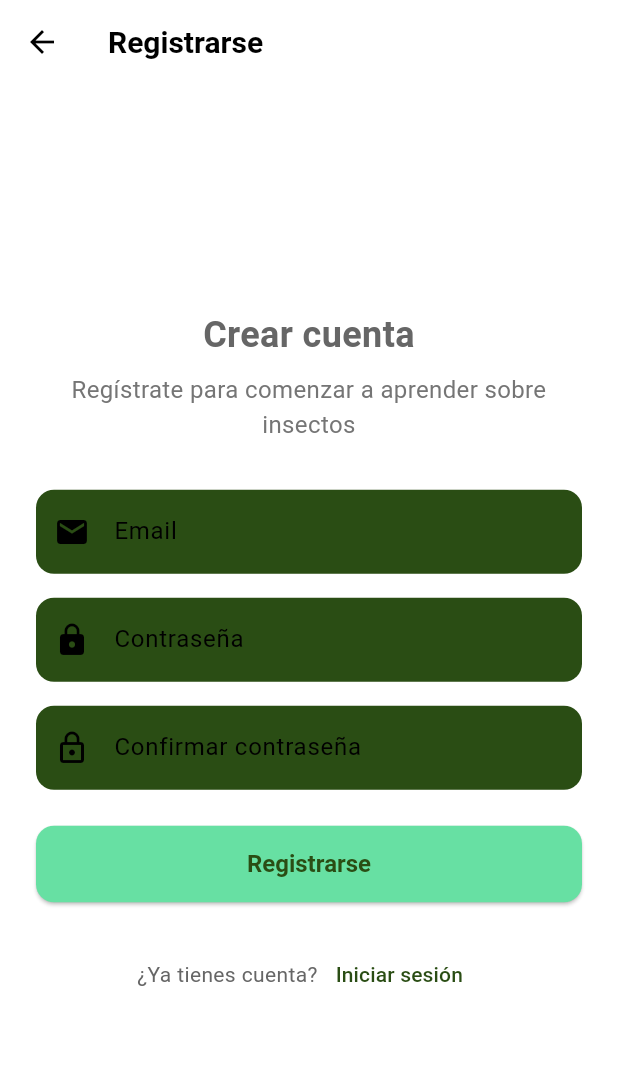
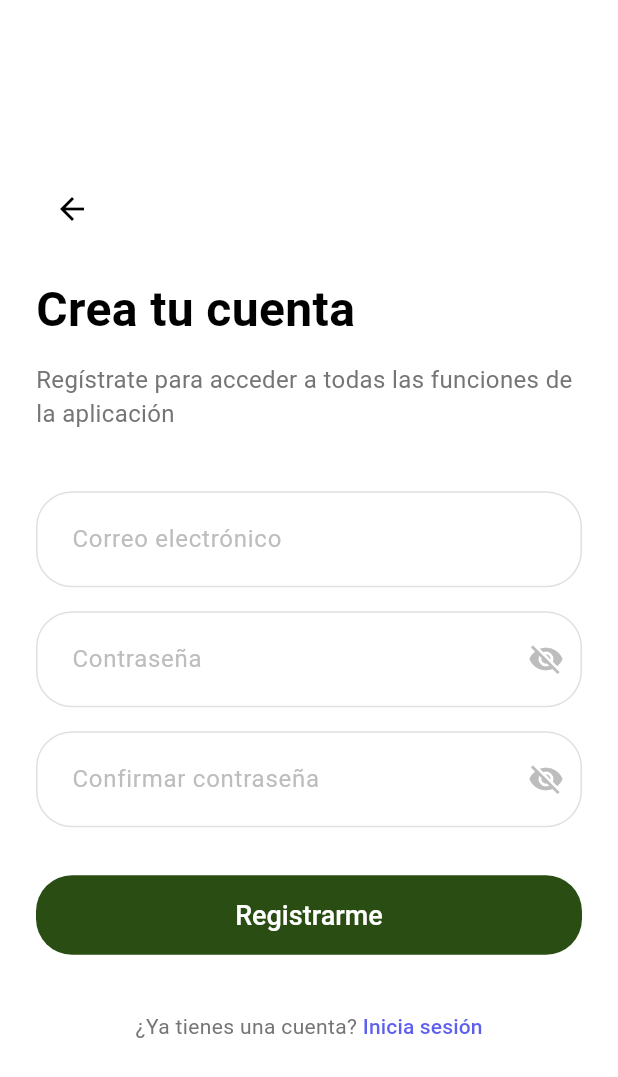
Before and after one commit to adalbertomina28/insectos_app, a Flutter app: the RegisterScreen screen opened by its route, on a phone screen of 412 x 824 dp. Shown: the top 1077 px of the screen. Run offline on Flutter 3.47's test engine with Material 3 defaults, Android fonts, the light colour scheme and no system bars; our stand-ins replace app_links, cached_network_image, flutter_html, flutter_map, flutter_svg, get and 5 more; missing offline and left inert: dart:html, flutter_map_cancellable_tile_provider; accounts and stored records are empty.

Commit message:
Ajustes en pantalla de registrate

```diff
--- a/lib/screens/auth/register_screen.dart
+++ b/lib/screens/auth/register_screen.dart
@@ -3,22 +3,28 @@
 import '../../controllers/auth_controller.dart';
 import '../../routes/app_routes.dart';
 import '../../widgets/loading_indicator.dart';
+import '../../theme/app_theme.dart';
 
-class RegisterScreen extends StatelessWidget {
+class RegisterScreen extends StatefulWidget {
+  RegisterScreen({super.key});
+
+  @override
+  State<RegisterScreen> createState() => _RegisterScreenState();
+}
+
+class _RegisterScreenState extends State<RegisterScreen> {
   final AuthController _authController = Get.find<AuthController>();
   final TextEditingController _emailController = TextEditingController();
   final TextEditingController _passwordController = TextEditingController();
   final TextEditingController _confirmPasswordController = TextEditingController();
 
-  RegisterScreen({super.key});
+  bool _obscurePassword = true;
+  bool _obscureConfirmPassword = true;
 
   @override
   Widget build(BuildContext context) {
     return Scaffold(
-      appBar: AppBar(
-        title: Text('register'.tr),
-        elevation: 0,
-      ),
+      backgroundColor: Colors.white,
       body: SafeArea(
         child: Padding(
           padding: const EdgeInsets.all(24.0),
@@ -28,85 +34,176 @@
                 mainAxisAlignment: MainAxisAlignment.center,
                 crossAxisAlignment: CrossAxisAlignment.stretch,
                 children: [
-                  // Título
-                  Text(
-                    'create_account'.tr,
-                    style: const TextStyle(
-                      fontSize: 24,
+                  // Cabecera con flecha de regreso
+                  Row(
+                    children: [
+                      IconButton(
+                        icon: const Icon(Icons.arrow_back, color: Colors.black),
+                        onPressed: () => Get.back(),
+                      ),
+                    ],
+                  ),
+
+                  const SizedBox(height: 20),
+
+                  // Título principal
+                  const Text(
+                    'Crea tu cuenta',
+                    style: TextStyle(
+                      fontSize: 32,
                       fontWeight: FontWeight.bold,
+                      color: Colors.black,
                     ),
-                    textAlign: TextAlign.center,
                   ),
-                  const SizedBox(height: 8),
+
+                  const SizedBox(height: 12),
 
                   // Subtítulo
                   Text(
-                    'register_subtitle'.tr,
+                    'Regístrate para acceder a todas las funciones de la aplicación',
                     style: TextStyle(
                       fontSize: 16,
                       color: Colors.grey[600],
                     ),
-                    textAlign: TextAlign.center,
                   ),
-                  const SizedBox(height: 32),
+
+                  const SizedBox(height: 40),
 
                   // Campo de email
-                  TextField(
+                  TextFormField(
                     controller: _emailController,
+                    style: const TextStyle(color: Colors.black87),
                     decoration: InputDecoration(
-                      labelText: 'email'.tr,
-                      prefixIcon: const Icon(Icons.email),
+                      hintText: 'Correo electrónico',
+                      hintStyle: TextStyle(color: Colors.grey[400]),
+                      contentPadding: const EdgeInsets.symmetric(horizontal: 20, vertical: 20),
+                      filled: true,
+                      fillColor: Colors.transparent,
                       border: OutlineInputBorder(
-                        borderRadius: BorderRadius.circular(12),
+                        borderRadius: BorderRadius.circular(24),
+                        borderSide: BorderSide(color: Colors.grey[300]!),
+                      ),
+                      enabledBorder: OutlineInputBorder(
+                        borderRadius: BorderRadius.circular(24),
+                        borderSide: BorderSide(color: Colors.grey[300]!),
+                      ),
+                      focusedBorder: OutlineInputBorder(
+                        borderRadius: BorderRadius.circular(24),
+                        borderSide: BorderSide(color: Colors.grey[300]!),
                       ),
                     ),
                     keyboardType: TextInputType.emailAddress,
                   ),
+
                   const SizedBox(height: 16),
 
                   // Campo de contraseña
-                  TextField(
+                  TextFormField(
                     controller: _passwordController,
+                    style: const TextStyle(color: Colors.black87),
                     decoration: InputDecoration(
-                      labelText: 'password'.tr,
-                      prefixIcon: const Icon(Icons.lock),
+                      hintText: 'Contraseña',
+                      hintStyle: TextStyle(color: Colors.grey[400]),
+                      contentPadding: const EdgeInsets.symmetric(horizontal: 20, vertical: 20),
+                      filled: true,
+                      fillColor: Colors.transparent,
                       border: OutlineInputBorder(
-                        borderRadius: BorderRadius.circular(12),
+                        borderRadius: BorderRadius.circular(24),
+                        borderSide: BorderSide(color: Colors.grey[300]!),
+                      ),
+                      enabledBorder: OutlineInputBorder(
+                        borderRadius: BorderRadius.circular(24),
+                        borderSide: BorderSide(color: Colors.grey[300]!),
+                      ),
+                      focusedBorder: OutlineInputBorder(
+                        borderRadius: BorderRadius.circular(24),
+                        borderSide: BorderSide(color: Colors.grey[300]!),
+                      ),
+                      suffixIcon: IconButton(
+                        icon: Icon(
+                          _obscurePassword ? Icons.visibility_off : Icons.visibility,
+                          color: Colors.grey[400],
+                        ),
+                        onPressed: () {
+                          setState(() {
+                            _obscurePassword = !_obscurePassword;
+                          });
+                        },
                       ),
                     ),
-                    obscureText: true,
+                    obscureText: _obscurePassword,
                   ),
+
                   const SizedBox(height: 16),
 
                   // Campo de confirmar contraseña
-                  TextField(
+                  TextFormField(
                     controller: _confirmPasswordController,
+                    style: const TextStyle(color: Colors.black87),
                     decoration: InputDecoration(
-                      labelText: 'confirm_password'.tr,
-                      prefixIcon: const Icon(Icons.lock_outline),
+                      hintText: 'Confirmar contraseña',
+                      hintStyle: TextStyle(color: Colors.grey[400]),
+                      contentPadding: const EdgeInsets.symmetric(horizontal: 20, vertical: 20),
+                      filled: true,
+                      fillColor: Colors.transparent,
                       border: OutlineInputBorder(
-                        borderRadius: BorderRadius.circular(12),
+                        borderRadius: BorderRadius.circular(24),
+                        borderSide: BorderSide(color: Colors.grey[300]!),
+                      ),
+                      enabledBorder: OutlineInputBorder(
+                        borderRadius: BorderRadius.circular(24),
+                        borderSide: BorderSide(color: Colors.grey[300]!),
+                      ),
+                      focusedBorder: OutlineInputBorder(
+                        borderRadius: BorderRadius.circular(24),
+                        borderSide: BorderSide(color: Colors.grey[300]!),
+                      ),
+                      suffixIcon: IconButton(
+                        icon: Icon(
+                          _obscureConfirmPassword ? Icons.visibility_off : Icons.visibility,
+                          color: Colors.grey[400],
+                        ),
+                        onPressed: () {
+                          setState(() {
+                            _obscureConfirmPassword = !_obscureConfirmPassword;
+                          });
+                        },
                       ),
                     ),
-                    obscureText: true,
+                    obscureText: _obscureConfirmPassword,
                   ),
 
                   // Mensaje de error
                   Obx(() => _authController.errorMessage.value.isNotEmpty
                       ? Padding(
                           padding: const EdgeInsets.only(top: 16.0),
-                          child: Text(
-                            _authController.errorMessage.value,
-                            style: const TextStyle(
-                              color: Colors.red,
-                              fontSize: 14,
+                          child: Container(
+                            padding: const EdgeInsets.symmetric(horizontal: 16, vertical: 12),
+                            decoration: BoxDecoration(
+                              color: Colors.red.shade50,
+                              borderRadius: BorderRadius.circular(12),
+                              border: Border.all(color: Colors.red.shade200),
                             ),
-                            textAlign: TextAlign.center,
+                            child: Row(
+                              children: [
+                                Icon(Icons.error_outline, color: Colors.red.shade700, size: 20),
+                                const SizedBox(width: 12),
+                                Expanded(
+                                  child: Text(
+                                    _authController.errorMessage.value,
+                                    style: TextStyle(
+                                      color: Colors.red.shade700,
+                                      fontSize: 14,
+                                    ),
+                                  ),
+                                ),
+                              ],
+                            ),
                           ),
                         )
                       : const SizedBox.shrink()),
 
-                  const SizedBox(height: 24),
+                  const SizedBox(height: 32),
 
                   // Botón de registro
                   Obx(() => ElevatedButton(
@@ -114,16 +211,19 @@
                             ? null
                             : () => _register(),
                         style: ElevatedButton.styleFrom(
+                          backgroundColor: AppTheme.primaryColor,
+                          foregroundColor: Colors.white,
                           padding: const EdgeInsets.symmetric(vertical: 16),
                           shape: RoundedRectangleBorder(
-                            borderRadius: BorderRadius.circular(12),
+                            borderRadius: BorderRadius.circular(24),
                           ),
+                          elevation: 0,
                         ),
                         child: _authController.isLoading.value
                             ? const LoadingIndicator(size: 24)
-                            : Text(
-                                'register'.tr,
-                                style: const TextStyle(fontSize: 16),
+                            : const Text(
+                                'Registrarme',
+                                style: TextStyle(fontSize: 18, fontWeight: FontWeight.w500),
                               ),
                       )),
 
@@ -133,10 +233,17 @@
                   Row(
                     mainAxisAlignment: MainAxisAlignment.center,
                     children: [
-                      Text('already_account'.tr),
+                      Text(
+                        '¿Ya tienes una cuenta? ',
+                        style: TextStyle(color: Colors.grey[600]),
+                      ),
                       TextButton(
                         onPressed: () => Get.offNamed(AppRoutes.login),
-                        child: Text('login'.tr),
+                        style: TextButton.styleFrom(
+                          foregroundColor: const Color(0xFF5D5FEF), // Color morado
+                          padding: EdgeInsets.zero,
+                        ),
+                        child: const Text('Inicia sesión'),
                       ),
                     ],
                   ),
@@ -155,24 +262,24 @@
     final confirmPassword = _confirmPasswordController.text;
 
     if (email.isEmpty || password.isEmpty || confirmPassword.isEmpty) {
-      _authController.errorMessage.value = 'complete_fields'.tr;
+      _authController.errorMessage.value = 'Por favor, completa todos los campos';
       return;
     }
 
     if (password != confirmPassword) {
-      _authController.errorMessage.value = 'passwords_not_match'.tr;
+      _authController.errorMessage.value = 'Las contraseñas no coinciden';
       return;
     }
 
     // Validar formato de email
     if (!GetUtils.isEmail(email)) {
-      _authController.errorMessage.value = 'invalid_email'.tr;
+      _authController.errorMessage.value = 'Por favor, ingresa un correo electrónico válido';
       return;
     }
 
     // Validar longitud de contraseña
     if (password.length < 6) {
-      _authController.errorMessage.value = 'password_too_short'.tr;
+      _authController.errorMessage.value = 'La contraseña debe tener al menos 6 caracteres';
       return;
     }
 
```
